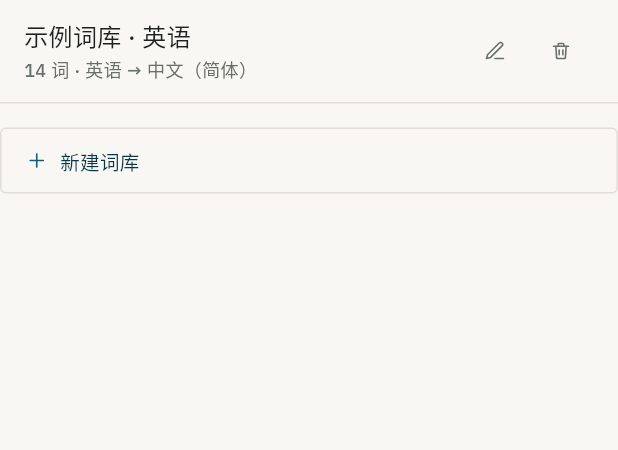
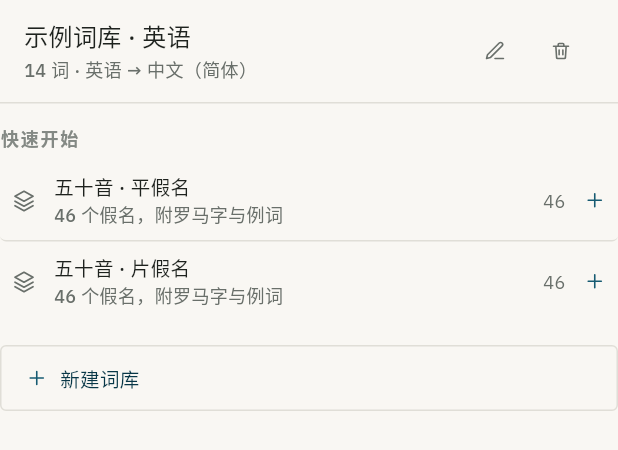
Before and after one commit to noahal1/Lexumo, a Flutter app: the _ListManagerBody widget shown alone on an empty page, opened directly with empty values, on a phone screen of 412 x 824 dp. Shown: the top 450 px of the screen. Run offline on Flutter 3.47's test engine with Material 3 defaults, Android fonts, the phone set to English and light mode, and no system bars; missing offline and left inert: file_selector; network calls fail; project files that could hold a hidden picture were left out.

Commit message:
feat(words): 日语五十音词库——平假名/片假名各 46 张，一键加入
新建词库对话框顶部多了「快速开始」一栏，两行各是一个现成词库。放
在空白表单上方是有意的：为学日语打开这个对话框的人，不该先给一个
空列表起名字。

内容做成词库而不是新的「假名模式」：闪卡、测验、统计、连续天数、
同步全都照着 list + word 写，第二种内容类型要挨个教一遍，第一个
会被弄坏的是每日新卡上限——它按 word 计数。生成出来的词库就是普通
内容，下游不需要知道它从哪来。

字段映射是这里唯一容易做错的地方，测试钉住了三条：
- 罗马字进 phonetic 而不是 definition 以外的地方。phonetic 不会出现
  在卡片正面，答案就不会印在问题上。
- 行名（あ行/カ行）进 pos，是正面的 overline：缩小范围但不给答案。
- definition2 刻意留空。例词的中文已经在 exampleZh 里，再写一份会让
  每张卡背面把同一句中文印两遍。

平假名和片假名不是转写关系：两套覆盖同样的 46 个音，但平假名承载
和语（あめ/いぬ/うみ）、片假名承载外来语（アイス/イス/ウール），
所以各自存例词。濁音/半濁音不收——那是第二张表，会让牌堆翻倍。

store 加了 createListWithWords：46 张卡走 createList + 46 次 addWord
会通知监听者 47 次、排 47 次保存，对话框还没关词库页就重绘 46 次。
同样两个操作放进一次 _commit，监听者只会看到「没有列表」或「完整
列表」，永远看不到半成品；journal 记账没有被跳过。

NewWordInput 从 data 层移到 domain 层：它是每个 addWord 调用者都要
填的形状，不是存储细节，而 domain 层的 deck_templates 要引用它。
store.dart 保留一个 export，既有 import 继续解析。

test/kana_deck_test.dart 14 条：两张表各 46 条且字形/罗马字不重复、
两套音一一对应、模板字段映射、createListWithWords 只通知一次且每个
id 都进 pending。变异测试：definition 改成 wordZh 后 1 条挂。

```diff
--- a/flutter/lib/data/services/transfer.dart
+++ b/flutter/lib/data/services/transfer.dart
@@ -23,7 +23,6 @@ import 'dart:convert';
 
 import '../../domain/models/types.dart';
 import '../../domain/models/utils.dart' show dayKeyOfTs;
-import '../repositories/store.dart' show NewWordInput;
 
 /// Which shape [parseImport] recognised. `unknown` means "nothing to import",
 /// not "malformed" — a file full of prose is a normal thing to be handed.
--- a/flutter/lib/domain/models/types.dart
+++ b/flutter/lib/domain/models/types.dart
@@ -603,3 +603,37 @@ class AppData {
 const int DATA_VERSION = 3;
 
 const String DEFAULT_LIST_ID = 'list_default';
+
+/// What [Store.addWord] takes. Mirrors `NewWordInput`; the optional fields follow
+/// the same trim-and-default rules the web form applied.
+class NewWordInput {
+  const NewWordInput({
+    required this.term,
+    this.phonetic,
+    this.pos,
+    this.definition,
+    this.definition2,
+    this.example,
+    this.exampleZh,
+    this.note,
+    required this.listId,
+    this.status,
+    this.favorite,
+  });
+
+  final String term;
+  final String? phonetic;
+
+  /// Part-of-speech tags, space separated (`adj.` / `n. v.`).
+  final String? pos;
+  final String? definition;
+  final String? definition2;
+  final String? example;
+
+  /// Translation of [example]; same optionality as [phonetic].
+  final String? exampleZh;
+  final String? note;
+  final String listId;
+  final WordStatus? status;
+  final bool? favorite;
+}
--- /dev/null
+++ b/flutter/lib/domain/use_cases/deck_templates.dart
@@ -0,0 +1,108 @@
+/// Ready-made decks: the gojūon chart, one list per script.
+///
+/// The app ships a single English sample list, and a learner starting Japanese
+/// had to type 46 kana by hand before the flashcard and quiz screens had
+/// anything to work on. This turns the chart in `domain/models/kana.dart` into
+/// the `NewWordInput` rows the store already knows how to write.
+///
+/// Why a *list* and not a special "kana mode": every other screen — flashcards,
+/// quiz, stats, the streak, sync — is written against lists and words. A second
+/// content type would have to be taught to all of them, and the first thing it
+/// would break is the daily new-card budget, which counts words. A generated
+/// list is ordinary content, so nothing downstream needs to know where it came
+/// from.
+library;
+
+import '../models/kana.dart';
+import '../models/types.dart';
+
+/// A deck the user can add with one press.
+class DeckTemplate {
+  const DeckTemplate({
+    required this.id,
+    required this.name,
+    required this.sourceLang,
+    required this.targetLang,
+    required this.words,
+  });
+
+  /// Stable identifier; also used as the i18n key suffix for the label.
+  final String id;
+
+  /// The list name written into the store.
+  final String name;
+
+  final String sourceLang;
+  final String targetLang;
+
+  /// Built lazily on first access? No — these are 46 small records, and
+  /// building them eagerly keeps [buildDeck] a pure function with no hidden
+  /// state. The cost is measured in microseconds.
+  final List<NewWordInput> words;
+
+  /// How many cards the deck adds.
+  int get count => words.length;
+}
+
+/// The kana chart as one deck per script.
+///
+/// `targetLang` is `zh-CN` because the meanings are written in Chinese: this
+/// app's interface ships zh/en, and a kana deck whose answers are Chinese is
+/// what a Chinese speaker learning Japanese actually needs. The interface
+/// language does not change that — switching the UI to English should not
+/// silently give you an English→Japanese deck with Chinese answers.
+List<DeckTemplate> deckTemplates() => <DeckTemplate>[
+      _kanaDeck(
+        id: 'kana-hiragana',
+        name: '五十音 · 平假名',
+        script: KanaScript.hiragana,
+      ),
+      _kanaDeck(
+        id: 'kana-katakana',
+        name: '五十音 · 片假名',
+        script: KanaScript.katakana,
+      ),
+    ];
+
+DeckTemplate _kanaDeck({
+  required String id,
+  required String name,
+  required KanaScript script,
+}) {
+  final List<Kana> chart = kanaFor(script);
+  return DeckTemplate(
+    id: id,
+    name: name,
+    sourceLang: 'ja',
+    targetLang: 'zh-CN',
+    words: <NewWordInput>[
+      for (final Kana k in chart)
+        NewWordInput(
+          term: k.kana,
+          // The romanisation is the one thing a beginner cannot infer from the
+          // glyph, so it goes in `phonetic` — the field the editor shows under
+          // the term and the flashcard keeps off the front face. That matters:
+          // `phonetic` is NOT drawn before the reveal, so the answer is not on
+          // the question.
+          phonetic: k.romaji,
+          // The row (あ行 / カ行) is the card's overline, so the learner always
+          // knows which family is being asked about — and it is the one thing
+          // the front face may carry, because it narrows the answer without
+          // giving it.
+          pos: k.row,
+          // The romaji is the answer. `definition` is what the back face prints
+          // in display type, so it is the romaji and not a Chinese gloss: the
+          // question is "which sound is this", and `a` is the whole answer.
+          definition: k.romaji,
+          // Left empty on purpose. The example word below already carries its
+          // meaning in `exampleZh`, and a second copy in `definition2` would
+          // print the same Chinese twice on the back of every card.
+          definition2: '',
+          example: k.word,
+          exampleZh: k.wordZh,
+          note: '',
+          listId: '',
+        ),
+    ],
+  );
+}
--- a/flutter/lib/ui/core/i18n/en.dart
+++ b/flutter/lib/ui/core/i18n/en.dart
@@ -144,6 +144,11 @@ const Map<String, String> enRaw = {
   'words.filter': 'Filter',
   'words.filterFavorites': 'Favorites only',
   'words.newList': 'New list',
+  'words.deckAdded': 'Added {n} cards',
+  'words.decks': 'Quick start',
+  'words.deckKanaHiragana': 'Gojūon · Hiragana',
+  'words.deckKanaKatakana': 'Gojūon · Katakana',
+  'words.deckKanaHint': '46 kana with romaji and an example word',
   'words.listName': 'List name',
   'words.listNameHint': 'e.g. IELTS core words, JLPT N2',
   'words.listNameRequired': 'Enter a list name',
--- a/flutter/lib/ui/core/i18n/zh_cn.dart
+++ b/flutter/lib/ui/core/i18n/zh_cn.dart
@@ -139,6 +139,11 @@ const Map<String, String> zhCnRaw = {
   'words.filter': '筛选',
   'words.filterFavorites': '只看收藏',
   'words.newList': '新建词库',
+  'words.deckAdded': '已加入 {n} 张卡片',
+  'words.decks': '快速开始',
+  'words.deckKanaHiragana': '五十音 · 平假名',
+  'words.deckKanaKatakana': '五十音 · 片假名',
+  'words.deckKanaHint': '46 个假名，附罗马字与例词',
   'words.listName': '词库名称',
   'words.listNameHint': '例如：考研词汇、日语 N2',
   'words.listNameRequired': '请输入词库名称',
--- a/flutter/lib/ui/features/words/views/words_page.dart
+++ b/flutter/lib/ui/features/words/views/words_page.dart
@@ -30,6 +30,7 @@ import '../../../../data/services/speech.dart';
 import '../../../../domain/models/languages.dart';
 import '../../../../domain/models/srs.dart';
 import '../../../../domain/models/types.dart';
+import '../../../../domain/use_cases/deck_templates.dart';
 import '../../../../domain/use_cases/word_query.dart';
 import '../../../core/context_feedback.dart';
 import '../../../core/tokens.dart';
@@ -1930,6 +1931,57 @@ class _ListManagerBodyState extends State<_ListManagerBody>
     );
   }
 
+  /// The ready-made decks, as one hairline row each.
+  ///
+  /// They sit above the blank form on purpose: someone opening this dialog to
+  /// start Japanese should not have to name an empty list first. The row is the
+  /// same shape as a list row so it reads as "a list you can have" rather than
+  /// as an advertisement.
+  Widget _buildDeckPicker(BuildContext context) {
+    final Palette p = Palette.of(context);
+    final List<DeckTemplate> decks = deckTemplates();
+    return Column(
+      crossAxisAlignment: CrossAxisAlignment.stretch,
+      mainAxisSize: MainAxisSize.min,
+      children: <Widget>[
+        Text(
+          context.t('words.decks'),
+          style: TextStyle(
+            fontSize: Fs.xs,
+            height: Lh.tight,
+            fontWeight: FontWeight.w600,
+            letterSpacing: 1.2,
+            color: p.ink4,
+          ),
+        ),
+        const SizedBox(height: Sp.x2),
+        for (var i = 0; i < decks.length; i++)
+          _DeckRow(
+            deck: decks[i],
+            label: context.t(
+              decks[i].id == 'kana-hiragana'
+                  ? 'words.deckKanaHiragana'
+                  : 'words.deckKanaKatakana',
+            ),
+            hint: context.t('words.deckKanaHint'),
+            last: i == decks.length - 1,
+            onTap: () => _addDeck(decks[i]),
+          ),
+      ],
+    );
+  }
+
+  /// Add [deck] and close: the page switches to the new list, so staying in the
+  /// dialog would hide the thing that was just created.
+  void _addDeck(DeckTemplate deck) {
+    widget.vm.addDeck(deck, name: context.t(
+      deck.id == 'kana-hiragana'
+          ? 'words.deckKanaHiragana'
+          : 'words.deckKanaKatakana',
+    ));
+    Navigator.of(context).pop();
+  }
+
   @override
   Widget build(BuildContext context) {
     final data = context.data;
@@ -1962,6 +2014,8 @@ class _ListManagerBodyState extends State<_ListManagerBody>
             onCancelRename: () => setState(() => _renamingId = null),
             onDelete: () => widget.vm.deleteList(l),
           ),
+        const SizedBox(height: Sp.x4),
+        _buildDeckPicker(context),
         const SizedBox(height: Sp.x4),
         if (_creating)
           _buildCreateForm(context)
@@ -2105,3 +2159,98 @@ class _ListRow extends StatelessWidget {
     );
   }
 }
+
+/// One ready-made deck: what it is, how big it is, and a plus.
+class _DeckRow extends StatefulWidget {
+  const _DeckRow({
+    required this.deck,
+    required this.label,
+    required this.hint,
+    required this.last,
+    required this.onTap,
+  });
+
+  final DeckTemplate deck;
+  final String label;
+  final String hint;
+  final bool last;
+  final VoidCallback onTap;
+
+  @override
+  State<_DeckRow> createState() => _DeckRowState();
+}
+
+class _DeckRowState extends State<_DeckRow> {
+  bool _hover = false;
+
+  @override
+  Widget build(BuildContext context) {
+    final Palette p = Palette.of(context);
+    return MouseRegion(
+      cursor: SystemMouseCursors.click,
+      onEnter: (_) => setState(() => _hover = true),
+      onExit: (_) => setState(() => _hover = false),
+      child: GestureDetector(
+        onTap: widget.onTap,
+        behavior: HitTestBehavior.opaque,
+        child: Container(
+          padding: const EdgeInsets.symmetric(
+            horizontal: Sp.x2,
+            vertical: Sp.x2,
+          ),
+          decoration: BoxDecoration(
+            color: _hover ? p.surfaceHover : Colors.transparent,
+            borderRadius: R.borderSm,
+            border: widget.last
+                ? null
+                : Border(bottom: BorderSide(color: p.line)),
+          ),
+          child: Row(
+            children: <Widget>[
+              LexIcon(Ic.layers, size: 16, color: p.ink3),
+              const SizedBox(width: Sp.x3),
+              Expanded(
+                child: Column(
+                  crossAxisAlignment: CrossAxisAlignment.start,
+                  mainAxisSize: MainAxisSize.min,
+                  children: <Widget>[
+                    Text(
+                      widget.label,
+                      style: TextStyle(
+                        fontSize: Fs.sm,
+                        height: Lh.snug,
+                        fontWeight: FontWeight.w500,
+                        color: p.ink,
+                      ),
+                    ),
+                    Text(
+                      widget.hint,
+                      style: TextStyle(
+                        fontSize: Fs.xs,
+                        height: Lh.snug,
+                        color: p.ink3,
+                      ),
+                    ),
+                  ],
+                ),
+              ),
+              const SizedBox(width: Sp.x2),
+              Text(
+                '${widget.deck.count}',
+                style: TextStyle(
+                  fontFamily: Fonts.mono,
+                  fontSize: Fs.xs,
+                  height: Lh.none,
+                  color: p.ink3,
+                  fontFeatures: const <FontFeature>[FontFeature.tabularFigures()],
+                ),
+              ),
+              const SizedBox(width: Sp.x3),
+              LexIcon(Ic.plus, size: 15, color: p.accent),
+            ],
+          ),
+        ),
+      ),
+    );
+  }
+}
```
Also changed, not shown: flutter/lib/data/repositories/store.dart (+74 -34 lines), flutter/lib/domain/models/kana.dart (added, +191 -0 lines), flutter/lib/ui/features/words/view_models/words_view_model.dart (+26 -0 lines), 1 other file.
